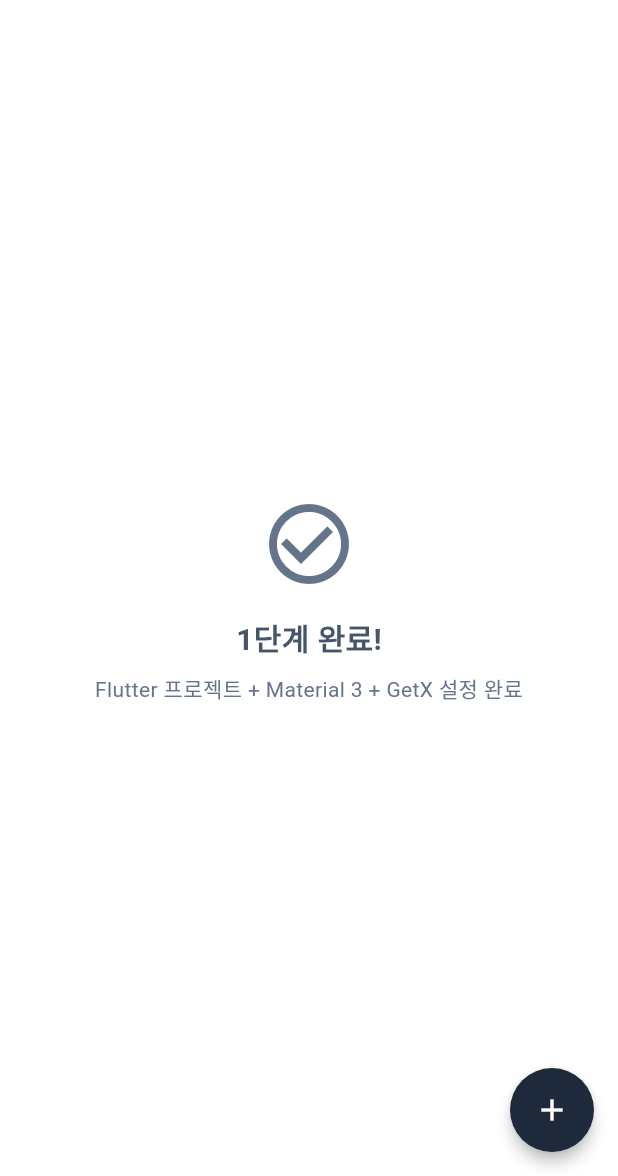
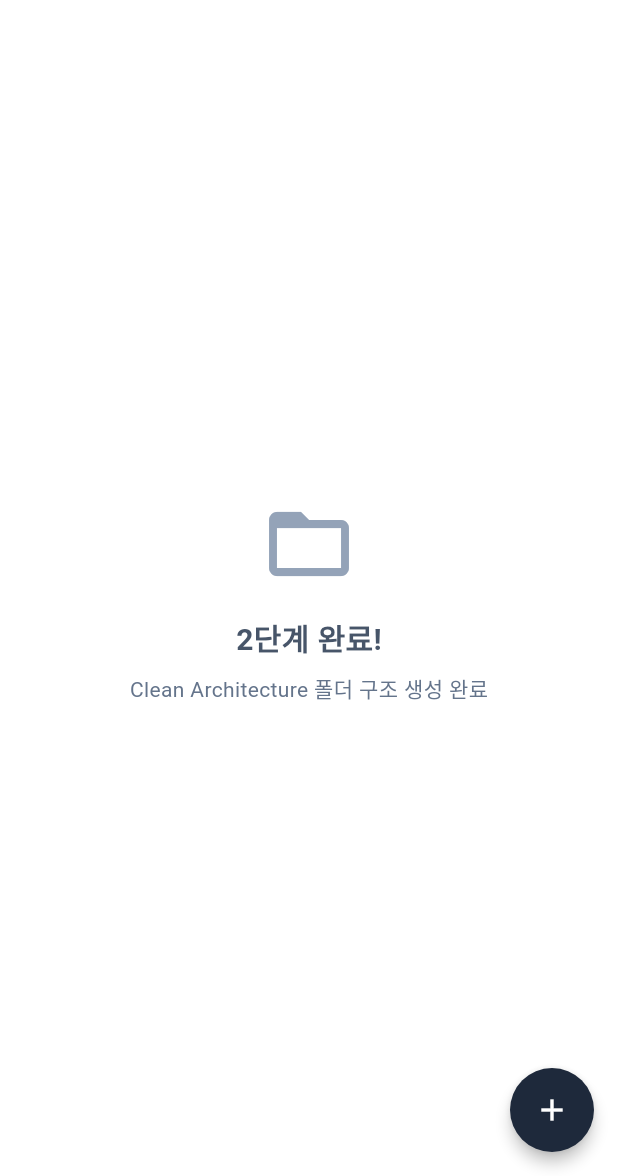
Before and after one commit to pjs9797/todo_scheduler, a Flutter app: the screen it shows after launch, on a phone screen of 412 x 824 dp, the part 60-1236 px from its top. Run offline on Flutter 3.47's test engine with Material 3 defaults, Android fonts, the phone set to English and light mode, and no system bars; our stand-ins replace get, hive_flutter; accounts and stored records are empty.

Commit message:
feat: Clean Architecture 폴더 구조 생성
- core 레이어: 색상, 문자열 상수, 테마, 유틸 함수
- data, domain, presentation, di 폴더 구조 생성
- main.dart에서 AppTheme, AppStrings 사용하도록 수정

```diff
--- /dev/null
+++ b/lib/core/constants/app_colors.dart
@@ -0,0 +1,33 @@
+import 'package:flutter/material.dart';
+
+/// 앱 전역 색상 상수
+class AppColors {
+  AppColors._();
+
+  // Slate 기반 색상
+  static const Color slate50 = Color(0xFFF8FAFC);
+  static const Color slate100 = Color(0xFFF1F5F9);
+  static const Color slate200 = Color(0xFFE2E8F0);
+  static const Color slate300 = Color(0xFFCBD5E1);
+  static const Color slate400 = Color(0xFF94A3B8);
+  static const Color slate500 = Color(0xFF64748B);
+  static const Color slate600 = Color(0xFF475569);
+  static const Color slate700 = Color(0xFF334155);
+  static const Color slate800 = Color(0xFF1E293B);
+  static const Color slate900 = Color(0xFF0F172A);
+
+  // 카테고리 기본 색상
+  static const List<Color> categoryColors = [
+    Color(0xFF2563EB), // blue
+    Color(0xFF16A34A), // green
+    Color(0xFFDC2626), // red
+    Color(0xFF9333EA), // purple
+    Color(0xFFF59E0B), // amber
+    Color(0xFF0F766E), // teal
+  ];
+
+  // 상태 색상
+  static const Color success = Color(0xFF10B981);
+  static const Color error = Color(0xFFEF4444);
+  static const Color warning = Color(0xFFF59E0B);
+}
--- /dev/null
+++ b/lib/core/constants/app_strings.dart
@@ -0,0 +1,65 @@
+/// 앱 전역 문자열 상수
+class AppStrings {
+  AppStrings._();
+
+  // 앱 정보
+  static const String appTitle = '오늘의 작업';
+  static const String appSubtitle = '완료 시간을 기준으로 시작 시간을 계산해요';
+
+  // 필터
+  static const String filterAll = '전체';
+  static const String filterUnassigned = '미분류';
+
+  // 카테고리
+  static const String categoryManage = '카테고리 관리';
+  static const String categoryAdd = '카테고리 추가';
+  static const String categoryEdit = '카테고리 수정';
+  static const String categoryName = '카테고리 이름';
+  static const String categoryColor = '색상';
+  static const String categoryEmpty = '카테고리를 추가하면 정리가 쉬워져요.';
+  static const String categoryDeleteConfirm = '카테고리를 삭제할까요?\n(카테고리에 있던 할 일은 "미분류"로 이동해요.)';
+
+  // 할 일
+  static const String taskAdd = '할 일 추가';
+  static const String taskEdit = '할 일 수정';
+  static const String taskName = '할 일 이름';
+  static const String taskNameHint = '예: 영어 단어 외우기';
+  static const String taskDuration = '소요 시간(분)';
+  static const String taskDurationHint = '예: 20';
+  static const String taskDurationHelper = '1분 이상 입력해주세요.';
+  static const String taskCategory = '카테고리';
+  static const String taskEmpty = '아직 할 일이 없어요. \'할 일 추가\'로 시작해보세요.';
+  static const String taskDeleteConfirm = '을(를) 삭제할까요?';
+
+  // 시간
+  static const String endTime = '완료 시간';
+  static const String endTimeHint = '끝낼 시간을 선택하세요';
+  static const String startTime = '시작해야 할 시간';
+  static const String startTimeFormula = '완료 시간 - 총 소요 시간';
+  static const String calculateStartTime = '시작 시간 계산';
+  static const String totalDuration = '총 소요 시간';
+  static const String previousDay = '전날';
+  static const String selectEndTimeFirst = '완료 시간을 선택하면 시작해야 할 시간을 계산해드려요.';
+
+  // 버튼
+  static const String save = '저장';
+  static const String cancel = '취소';
+  static const String delete = '삭제';
+  static const String edit = '수정';
+  static const String add = '추가';
+  static const String reset = '초기화';
+
+  // 토스트 메시지
+  static const String categorySaved = '카테고리를 저장했어요.';
+  static const String categoryDeleted = '카테고리를 삭제했어요.';
+  static const String taskSaved = '할 일을 저장했어요.';
+  static const String taskDeleted = '할 일을 삭제했어요.';
+  static const String startTimeCalculated = '시작 시간을 계산했어요.';
+
+  // 에러 메시지
+  static const String errorCategoryNameEmpty = '카테고리 이름을 입력해주세요.';
+  static const String errorCategoryNameDuplicate = '이미 같은 이름의 카테고리가 있어요.';
+  static const String errorTaskNameEmpty = '할 일 이름을 입력해주세요.';
+  static const String errorTaskDurationInvalid = '소요 시간은 1분 이상 숫자로 입력해주세요.';
+  static const String errorEndTimeNotSelected = '완료 시간을 먼저 선택해주세요.';
+}
--- /dev/null
+++ b/lib/core/core.dart
@@ -0,0 +1,6 @@
+// Core barrel export
+export 'constants/app_colors.dart';
+export 'constants/app_strings.dart';
+export 'theme/app_theme.dart';
+export 'utils/time_utils.dart';
+export 'utils/color_utils.dart';
--- /dev/null
+++ b/lib/core/theme/app_theme.dart
@@ -0,0 +1,129 @@
+import 'package:flutter/material.dart';
+import '../constants/app_colors.dart';
+
+/// 앱 테마 설정
+class AppTheme {
+  AppTheme._();
+
+  static ThemeData get light {
+    return ThemeData(
+      useMaterial3: true,
+      colorScheme: ColorScheme.fromSeed(
+        seedColor: AppColors.slate800,
+        brightness: Brightness.light,
+      ),
+      appBarTheme: const AppBarTheme(
+        centerTitle: false,
+        elevation: 0,
+        scrolledUnderElevation: 0,
+        backgroundColor: Colors.white,
+        foregroundColor: AppColors.slate800,
+      ),
+      scaffoldBackgroundColor: Colors.white,
+      cardTheme: CardTheme(
+        elevation: 0,
+        shape: RoundedRectangleBorder(
+          borderRadius: BorderRadius.circular(16),
+          side: const BorderSide(
+            color: AppColors.slate200,
+            width: 1,
+          ),
+        ),
+        color: Colors.white,
+      ),
+      chipTheme: ChipThemeData(
+        backgroundColor: Colors.white,
+        selectedColor: AppColors.slate800,
+        labelStyle: const TextStyle(fontSize: 14),
+        shape: RoundedRectangleBorder(
+          borderRadius: BorderRadius.circular(20),
+          side: const BorderSide(
+            color: AppColors.slate200,
+            width: 1,
+          ),
+        ),
+        padding: const EdgeInsets.symmetric(horizontal: 12, vertical: 8),
+      ),
+      floatingActionButtonTheme: const FloatingActionButtonThemeData(
+        backgroundColor: AppColors.slate800,
+        foregroundColor: Colors.white,
+        elevation: 4,
+        shape: CircleBorder(),
+      ),
+      inputDecorationTheme: InputDecorationTheme(
+        filled: true,
+        fillColor: Colors.white,
+        border: OutlineInputBorder(
+          borderRadius: BorderRadius.circular(16),
+          borderSide: const BorderSide(color: AppColors.slate200),
+        ),
+        enabledBorder: OutlineInputBorder(
+          borderRadius: BorderRadius.circular(16),
+          borderSide: const BorderSide(color: AppColors.slate200),
+        ),
+        focusedBorder: OutlineInputBorder(
+          borderRadius: BorderRadius.circular(16),
+          borderSide: const BorderSide(color: AppColors.slate800, width: 2),
+        ),
+        contentPadding: const EdgeInsets.symmetric(horizontal: 16, vertical: 14),
+      ),
+      elevatedButtonTheme: ElevatedButtonThemeData(
+        style: ElevatedButton.styleFrom(
+          backgroundColor: AppColors.slate800,
+          foregroundColor: Colors.white,
+          elevation: 0,
+          padding: const EdgeInsets.symmetric(horizontal: 24, vertical: 14),
+          shape: RoundedRectangleBorder(
+            borderRadius: BorderRadius.circular(16),
+          ),
+        ),
+      ),
+      outlinedButtonTheme: OutlinedButtonThemeData(
+        style: OutlinedButton.styleFrom(
+          foregroundColor: AppColors.slate800,
+          padding: const EdgeInsets.symmetric(horizontal: 24, vertical: 14),
+          shape: RoundedRectangleBorder(
+            borderRadius: BorderRadius.circular(16),
+          ),
+          side: const BorderSide(color: AppColors.slate200),
+        ),
+      ),
+      textTheme: const TextTheme(
+        headlineLarge: TextStyle(
+          fontSize: 24,
+          fontWeight: FontWeight.w600,
+          color: AppColors.slate800,
+          letterSpacing: -0.5,
+        ),
+        headlineMedium: TextStyle(
+          fontSize: 20,
+          fontWeight: FontWeight.w600,
+          color: AppColors.slate800,
+          letterSpacing: -0.3,
+        ),
+        titleLarge: TextStyle(
+          fontSize: 18,
+          fontWeight: FontWeight.w600,
+          color: AppColors.slate800,
+        ),
+        titleMedium: TextStyle(
+          fontSize: 16,
+          fontWeight: FontWeight.w500,
+          color: AppColors.slate800,
+        ),
+        bodyLarge: TextStyle(
+          fontSize: 16,
+          color: AppColors.slate600,
+        ),
+        bodyMedium: TextStyle(
+          fontSize: 14,
+          color: AppColors.slate600,
+        ),
+        bodySmall: TextStyle(
+          fontSize: 12,
+          color: AppColors.slate500,
+        ),
+      ),
+    );
+  }
+}
--- /dev/null
+++ b/lib/core/utils/color_utils.dart
@@ -0,0 +1,33 @@
+import 'package:flutter/material.dart';
+
+/// 색상 관련 유틸리티 함수
+class ColorUtils {
+  ColorUtils._();
+
+  /// Hex 문자열을 Color로 변환
+  static Color hexToColor(String hex) {
+    final buffer = StringBuffer();
+    if (hex.length == 6 || hex.length == 7) buffer.write('ff');
+    buffer.write(hex.replaceFirst('#', ''));
+    return Color(int.parse(buffer.toString(), radix: 16));
+  }
+
+  /// Color를 Hex 문자열로 변환
+  static String colorToHex(Color color) {
+    final r = (color.r * 255).round().toRadixString(16).padLeft(2, '0');
+    final g = (color.g * 255).round().toRadixString(16).padLeft(2, '0');
+    final b = (color.b * 255).round().toRadixString(16).padLeft(2, '0');
+    return '#$r$g$b'.toUpperCase();
+  }
+
+  /// 색상을 투명도가 적용된 배경색으로 변환
+  static Color withOpacity(Color color, double opacity) {
+    return color.withValues(alpha: opacity);
+  }
+
+  /// 색상에 맞는 텍스트 색상 반환 (밝은 배경 -> 어두운 텍스트)
+  static Color getContrastColor(Color color) {
+    final luminance = color.computeLuminance();
+    return luminance > 0.5 ? Colors.black : Colors.white;
+  }
+}
--- /dev/null
+++ b/lib/core/utils/time_utils.dart
@@ -0,0 +1,36 @@
+/// 시간 관련 유틸리티 함수
+class TimeUtils {
+  TimeUtils._();
+
+  /// TimeOfDay를 분 단위로 변환 (00:00 기준)
+  static int timeOfDayToMinutes(int hour, int minute) {
+    return hour * 60 + minute;
+  }
+
+  /// 분을 시:분 형식 문자열로 변환
+  static String minutesToTimeString(int totalMinutes) {
+    // 음수 처리 (전날로 넘어가는 경우)
+    final normalized = ((totalMinutes % 1440) + 1440) % 1440;
+    final hours = (normalized ~/ 60).toString().padLeft(2, '0');
+    final minutes = (normalized % 60).toString().padLeft(2, '0');
+    return '$hours:$minutes';
+  }
+
+  /// 분을 읽기 좋은 형식으로 변환 (예: 90분 -> "1시간 30분")
+  static String minutesToReadable(int minutes) {
+    if (minutes < 60) {
+      return '$minutes분';
+    }
+    final hours = minutes ~/ 60;
+    final mins = minutes % 60;
+    if (mins == 0) {
+      return '$hours시간';
+    }
+    return '$hours시간 $mins분';
+  }
+
+  /// 시작 시간이 전날인지 확인
+  static bool isPreviousDay(int startMinutes) {
+    return startMinutes < 0;
+  }
+}
--- /dev/null
+++ b/lib/data/data.dart
@@ -0,0 +1,2 @@
+// Data layer barrel export
+// Models, DataSources, Repositories will be added in step 4
--- /dev/null
+++ b/lib/di/bindings.dart
@@ -0,0 +1,2 @@
+// GetX Dependency Injection Bindings
+// Will be implemented in step 6
--- /dev/null
+++ b/lib/domain/domain.dart
@@ -0,0 +1,2 @@
+// Domain layer barrel export
+// Entities, Repositories, UseCases will be added in step 3
--- a/lib/main.dart
+++ b/lib/main.dart
@@ -1,6 +1,8 @@
 import 'package:flutter/material.dart';
 import 'package:get/get.dart';
 import 'package:hive_flutter/hive_flutter.dart';
+
+import 'core/core.dart';
 
 void main() async {
   WidgetsFlutterBinding.ensureInitialized();
@@ -17,148 +19,15 @@ class TodoSchedulerApp extends StatelessWidget {
   @override
   Widget build(BuildContext context) {
     return GetMaterialApp(
-      title: '오늘의 작업',
+      title: AppStrings.appTitle,
       debugShowCheckedModeBanner: false,
-      theme: _buildTheme(),
+      theme: AppTheme.light,
       home: const PlaceholderHomePage(),
-    );
-  }
-
-  ThemeData _buildTheme() {
-    // Slate 기반 색상 (React 프로토타입 참고)
-    const seedColor = Color(0xFF1E293B); // slate-800
-
-    return ThemeData(
-      useMaterial3: true,
-      colorScheme: ColorScheme.fromSeed(
-        seedColor: seedColor,
-        brightness: Brightness.light,
-      ),
-      // 앱바 테마
-      appBarTheme: const AppBarTheme(
-        centerTitle: false,
-        elevation: 0,
-        scrolledUnderElevation: 0,
-        backgroundColor: Colors.white,
-        foregroundColor: Color(0xFF1E293B),
-      ),
-      // 스캐폴드 배경
-      scaffoldBackgroundColor: Colors.white,
-      // 카드 테마
-      cardTheme: CardTheme(
-        elevation: 0,
-        shape: RoundedRectangleBorder(
-          borderRadius: BorderRadius.circular(16),
-          side: const BorderSide(
-            color: Color(0xFFE2E8F0), // slate-200
-            width: 1,
-          ),
-        ),
-        color: Colors.white,
-      ),
-      // 칩 테마
-      chipTheme: ChipThemeData(
-        backgroundColor: Colors.white,
-        selectedColor: const Color(0xFF1E293B),
-        labelStyle: const TextStyle(fontSize: 14),
-        shape: RoundedRectangleBorder(
-          borderRadius: BorderRadius.circular(20),
-          side: const BorderSide(
-            color: Color(0xFFE2E8F0),
-            width: 1,
-          ),
-        ),
-        padding: const EdgeInsets.symmetric(horizontal: 12, vertical: 8),
-      ),
-      // FAB 테마
-      floatingActionButtonTheme: const FloatingActionButtonThemeData(
-        backgroundColor: Color(0xFF1E293B),
-        foregroundColor: Colors.white,
-        elevation: 4,
-        shape: CircleBorder(),
-      ),
-      // 입력 필드 테마
-      inputDecorationTheme: InputDecorationTheme(
-        filled: true,
-        fillColor: Colors.white,
-        border: OutlineInputBorder(
-          borderRadius: BorderRadius.circular(16),
-          borderSide: const BorderSide(color: Color(0xFFE2E8F0)),
-        ),
-        enabledBorder: OutlineInputBorder(
-          borderRadius: BorderRadius.circular(16),
-          borderSide: const BorderSide(color: Color(0xFFE2E8F0)),
-        ),
-        focusedBorder: OutlineInputBorder(
-          borderRadius: BorderRadius.circular(16),
-          borderSide: const BorderSide(color: Color(0xFF1E293B), width: 2),
-        ),
-        contentPadding: const EdgeInsets.symmetric(horizontal: 16, vertical: 14),
-      ),
-      // 버튼 테마
-      elevatedButtonTheme: ElevatedButtonThemeData(
-        style: ElevatedButton.styleFrom(
-          backgroundColor: const Color(0xFF1E293B),
-          foregroundColor: Colors.white,
-          elevation: 0,
-          padding: const EdgeInsets.symmetric(horizontal: 24, vertical: 14),
-          shape: RoundedRectangleBorder(
-            borderRadius: BorderRadius.circular(16),
-          ),
-        ),
-      ),
-      outlinedButtonTheme: OutlinedButtonThemeData(
-        style: OutlinedButton.styleFrom(
-          foregroundColor: const Color(0xFF1E293B),
-          padding: const EdgeInsets.symmetric(horizontal: 24, vertical: 14),
-          shape: RoundedRectangleBorder(
-            borderRadius: BorderRadius.circular(16),
-          ),
-          side: const BorderSide(color: Color(0xFFE2E8F0)),
-        ),
-      ),
-      // 텍스트 테마
-      textTheme: const TextTheme(
-        headlineLarge: TextStyle(
-          fontSize: 24,
-          fontWeight: FontWeight.w600,
-          color: Color(0xFF1E293B),
-          letterSpacing: -0.5,
-        ),
-        headlineMedium: TextStyle(
-          fontSize: 20,
-          fontWeight: FontWeight.w600,
-          color: Color(0xFF1E293B),
-          letterSpacing: -0.3,
-        ),
-        titleLarge: TextStyle(
-          fontSize: 18,
-          fontWeight: FontWeight.w600,
-          color: Color(0xFF1E293B),
-        ),
-        titleMedium: TextStyle(
-          fontSize: 16,
-          fontWeight: FontWeight.w500,
-          color: Color(0xFF1E293B),
-        ),
-        bodyLarge: TextStyle(
-          fontSize: 16,
-          color: Color(0xFF475569), // slate-600
-        ),
-        bodyMedium: TextStyle(
-          fontSize: 14,
-          color: Color(0xFF475569),
-        ),
-        bodySmall: TextStyle(
-          fontSize: 12,
-          color: Color(0xFF64748B), // slate-500
-        ),
-      ),
     );
   }
 }
 
-/// 임시 홈 페이지 (2단계에서 실제 화면으로 교체 예정)
+/// 임시 홈 페이지 (7단계에서 실제 화면으로 교체 예정)
 class PlaceholderHomePage extends StatelessWidget {
   const PlaceholderHomePage({super.key});
 
@@ -166,31 +35,31 @@ class PlaceholderHomePage extends StatelessWidget {
   Widget build(BuildContext context) {
     return Scaffold(
       appBar: AppBar(
-        title: const Text('오늘의 작업'),
+        title: const Text(AppStrings.appTitle),
       ),
-      body: const Center(
+      body: Center(
         child: Column(
           mainAxisAlignment: MainAxisAlignment.center,
           children: [
             Icon(
-              Icons.check_circle_outline,
+              Icons.folder_open_outlined,
               size: 64,
-              color: Color(0xFF64748B),
+              color: AppColors.slate400,
             ),
-            SizedBox(height: 16),
-            Text(
-              '1단계 완료!',
+            const SizedBox(height: 16),
+            const Text(
+              '2단계 완료!',
               style: TextStyle(
                 fontSize: 20,
                 fontWeight: FontWeight.w600,
               ),
             ),
-            SizedBox(height: 8),
+            const SizedBox(height: 8),
             Text(
-              'Flutter 프로젝트 + Material 3 + GetX 설정 완료',
+              'Clean Architecture 폴더 구조 생성 완료',
               style: TextStyle(
                 fontSize: 14,
-                color: Color(0xFF64748B),
+                color: AppColors.slate500,
               ),
             ),
           ],
--- /dev/null
+++ b/lib/presentation/presentation.dart
@@ -0,0 +1,2 @@
+// Presentation layer barrel export
+// Pages, Controllers, Widgets will be added in step 7
```
Also changed, not shown: .claude/settings.local.json.
